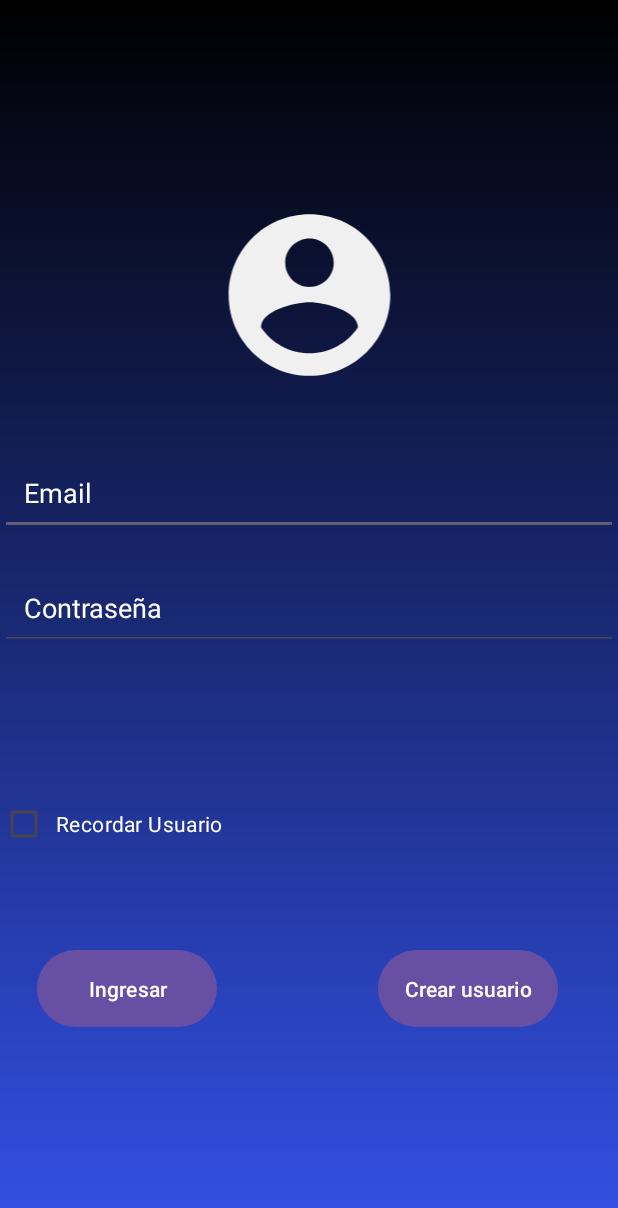
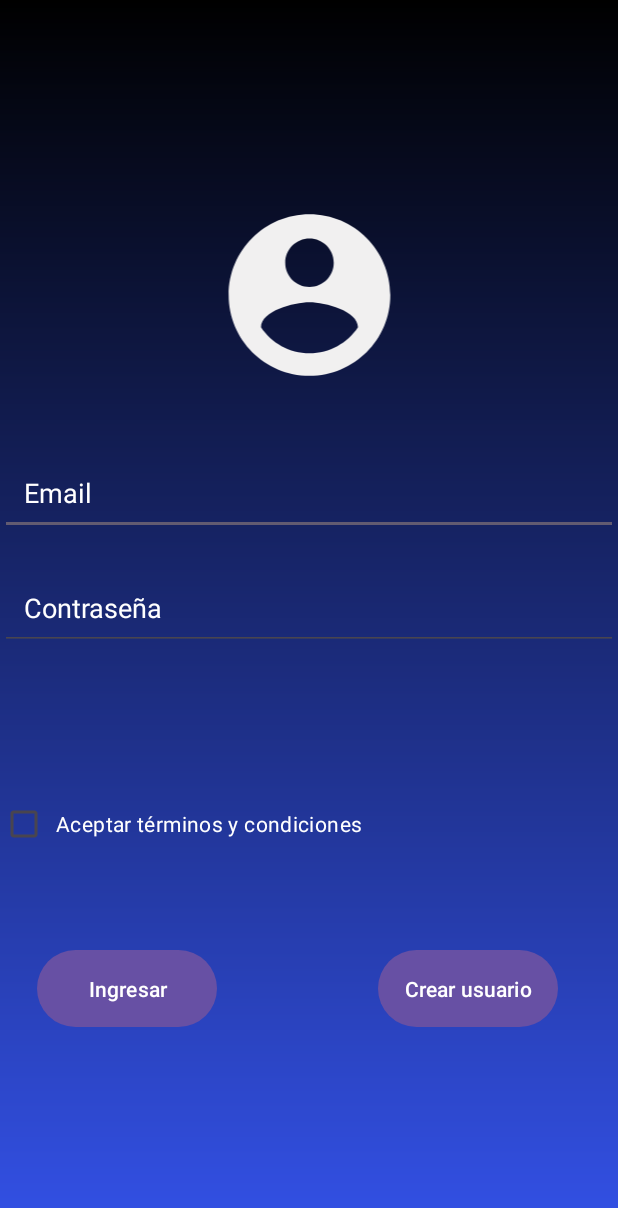
Before and after one commit to Francisco-Robles/grupo4_sem-kotlin, an Android app: the screen it shows after launch (LoginActivity), on a phone screen of 412 x 824 dp. Shown: the top 1208 px of the screen. Run offline under Robolectric (Android 15) with nearby library versions, the phone set to English and light mode, and no system bars.

Commit message:
Agrego cambio en el checkbox del Login

```diff
--- a/app/src/main/res/layout/activity_login.xml
+++ b/app/src/main/res/layout/activity_login.xml
@@ -54,7 +54,7 @@
         android:layout_height="wrap_content"
         android:layout_marginTop="92dp"
         android:padding="5dp"
-        android:text="Recordar Usuario"
+        android:text="Aceptar términos y condiciones"
         android:textColor="@color/white"
         app:layout_constraintEnd_toEndOf="parent"
         app:layout_constraintHorizontal_bias="0.0"
```
